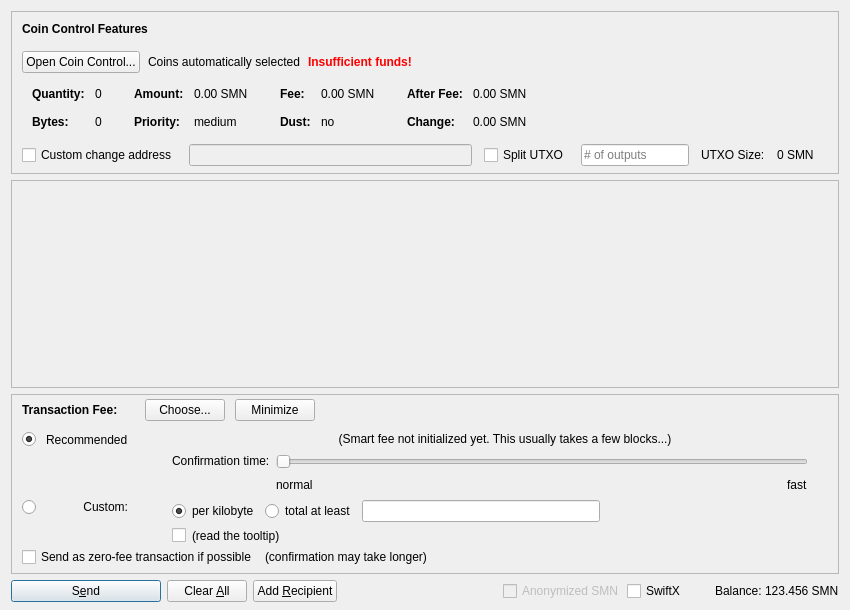
Qt form src/qt/forms/sendcoinsdialog.ui (MCLXI/TSC) before a commit.
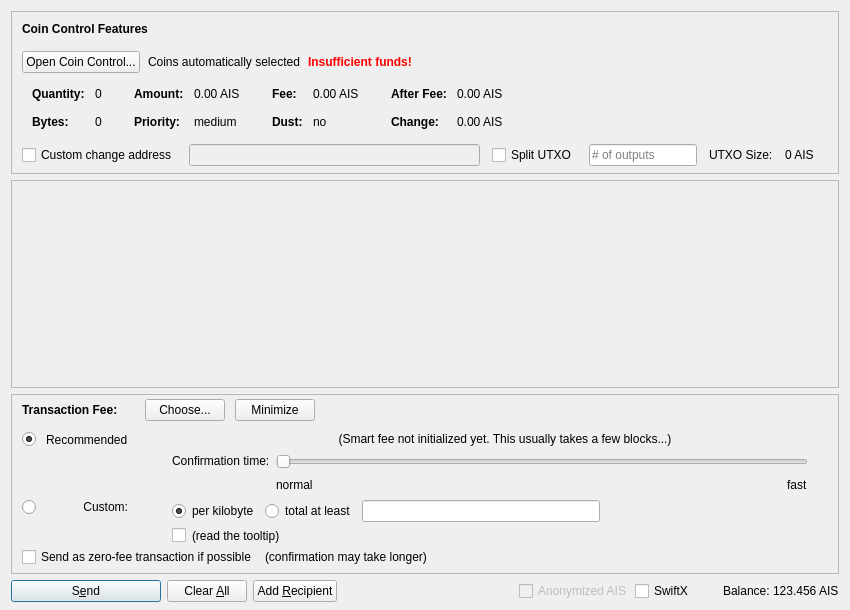
The same form after that commit. Icons and pictures are not drawn. Custom widgets are drawn as their Qt base class.

Patch:
```diff
--- a/src/qt/forms/sendcoinsdialog.ui
+++ b/src/qt/forms/sendcoinsdialog.ui
@@ -324,7 +324,7 @@
                   <enum>Qt::ActionsContextMenu</enum>
                  </property>
                  <property name="text">
-                  <string notr="true">0.00 SMN</string>
+                  <string notr="true">0.00 AIS</string>
                  </property>
                  <property name="textInteractionFlags">
                   <set>Qt::LinksAccessibleByMouse|Qt::TextSelectableByKeyboard|Qt::TextSelectableByMouse</set>
@@ -404,7 +404,7 @@
                   <enum>Qt::ActionsContextMenu</enum>
                  </property>
                  <property name="text">
-                  <string notr="true">0.00 SMN</string>
+                  <string notr="true">0.00 AIS</string>
                  </property>
                  <property name="textInteractionFlags">
                   <set>Qt::LinksAccessibleByMouse|Qt::TextSelectableByKeyboard|Qt::TextSelectableByMouse</set>
@@ -484,7 +484,7 @@
                   <enum>Qt::ActionsContextMenu</enum>
                  </property>
                  <property name="text">
-                  <string notr="true">0.00 SMN</string>
+                  <string notr="true">0.00 AIS</string>
                  </property>
                  <property name="textInteractionFlags">
                   <set>Qt::LinksAccessibleByMouse|Qt::TextSelectableByKeyboard|Qt::TextSelectableByMouse</set>
@@ -513,7 +513,7 @@
                   <enum>Qt::ActionsContextMenu</enum>
                  </property>
                  <property name="text">
-                  <string notr="true">0.00 SMN</string>
+                  <string notr="true">0.00 AIS</string>
                  </property>
                  <property name="textInteractionFlags">
                   <set>Qt::LinksAccessibleByMouse|Qt::TextSelectableByKeyboard|Qt::TextSelectableByMouse</set>
@@ -594,7 +594,7 @@
           <item>
            <widget class="QLabel" name="labelBlockSize">
             <property name="text">
-             <string>0 SMN</string>
+             <string>0 AIS</string>
             </property>
            </widget>
           </item>
@@ -1390,7 +1390,7 @@
           <bool>false</bool>
          </property>
          <property name="text">
-          <string>Anonymized SMN</string>
+          <string>Anonymized AIS</string>
          </property>
         </widget>
        </item>
@@ -1429,7 +1429,7 @@
           <cursorShape>IBeamCursor</cursorShape>
          </property>
          <property name="text">
-          <string notr="true">123.456 SMN</string>
+          <string notr="true">123.456 AIS</string>
          </property>
          <property name="textInteractionFlags">
           <set>Qt::LinksAccessibleByMouse|Qt::TextSelectableByKeyboard|Qt::TextSelectableByMouse</set>
```
Left out of the diff: 18 changed lines with no effect on the pictures.
